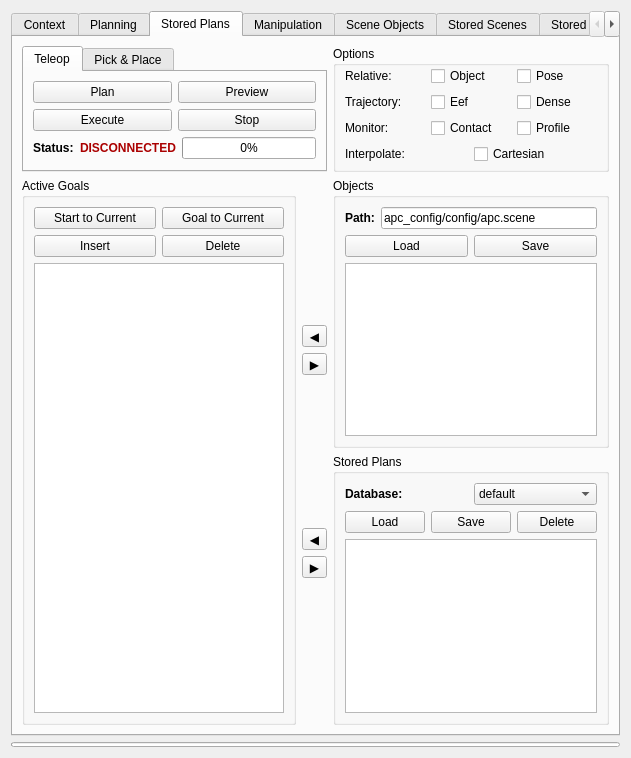
Old version of the form visualization/motion_planning_rviz_plugin/src/ui/motion_planning_rviz_plugin_frame.ui in the repository ehuang3/moveit_ros.
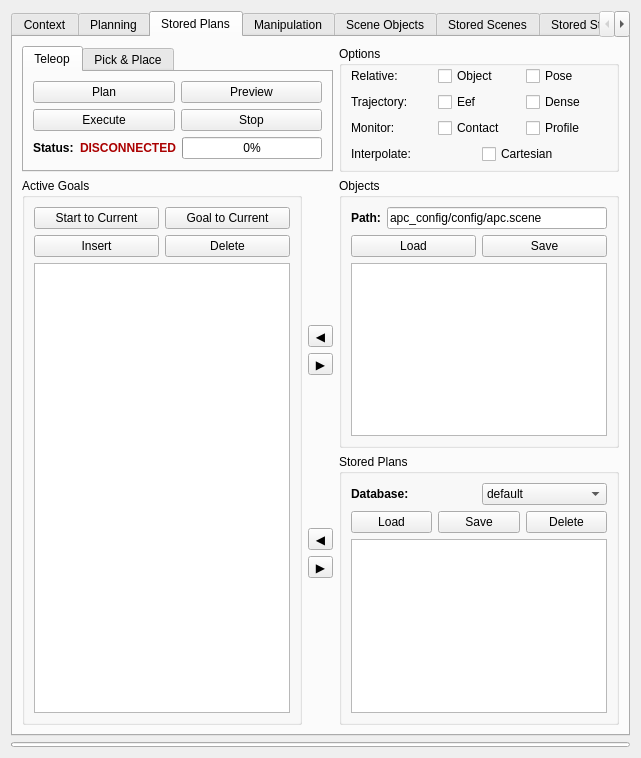
New version of the form.

```diff
--- a/visualization/motion_planning_rviz_plugin/src/ui/motion_planning_rviz_plugin_frame.ui
+++ b/visualization/motion_planning_rviz_plugin/src/ui/motion_planning_rviz_plugin_frame.ui
@@ -6,7 +6,7 @@
    <rect>
     <x>0</x>
     <y>0</y>
-    <width>631</width>
+    <width>641</width>
     <height>758</height>
    </rect>
   </property>
@@ -828,21 +828,8 @@
             <enum>QLayout::SetDefaultConstraint</enum>
            </property>
            <item row="1" column="0">
-            <layout class="QVBoxLayout" name="verticalLayout_20">
-             <item>
-              <widget class="QToolButton" name="stored_to_active_button">
-               <property name="sizePolicy">
-                <sizepolicy hsizetype="Preferred" vsizetype="Fixed">
-                 <horstretch>0</horstretch>
-                 <verstretch>0</verstretch>
-                </sizepolicy>
-               </property>
-               <property name="text">
-                <string>◀</string>
-               </property>
-              </widget>
-             </item>
-             <item>
+            <layout class="QGridLayout" name="gridLayout_25">
+             <item row="1" column="0">
               <widget class="QToolButton" name="active_to_stored_button">
                <property name="sizePolicy">
                 <sizepolicy hsizetype="Preferred" vsizetype="Fixed">
@@ -861,18 +848,31 @@
                </property>
               </widget>
              </item>
+             <item row="0" column="0">
+              <widget class="QToolButton" name="stored_to_active_button">
+               <property name="sizePolicy">
+                <sizepolicy hsizetype="Preferred" vsizetype="Fixed">
+                 <horstretch>0</horstretch>
+                 <verstretch>0</verstretch>
+                </sizepolicy>
+               </property>
+               <property name="text">
+                <string>◀</string>
+               </property>
+              </widget>
+             </item>
             </layout>
            </item>
            <item row="0" column="0">
-            <layout class="QVBoxLayout" name="verticalLayout_21">
-             <item>
+            <layout class="QGridLayout" name="gridLayout_24">
+             <item row="0" column="0">
               <widget class="QToolButton" name="object_to_goals_button">
                <property name="text">
                 <string>◀</string>
                </property>
               </widget>
              </item>
-             <item>
+             <item row="1" column="0">
               <widget class="QToolButton" name="goal_to_objects_button">
                <property name="text">
                 <string>▶</string>
```
Left out of the diff: 20 changed lines with no effect on the pictures.
